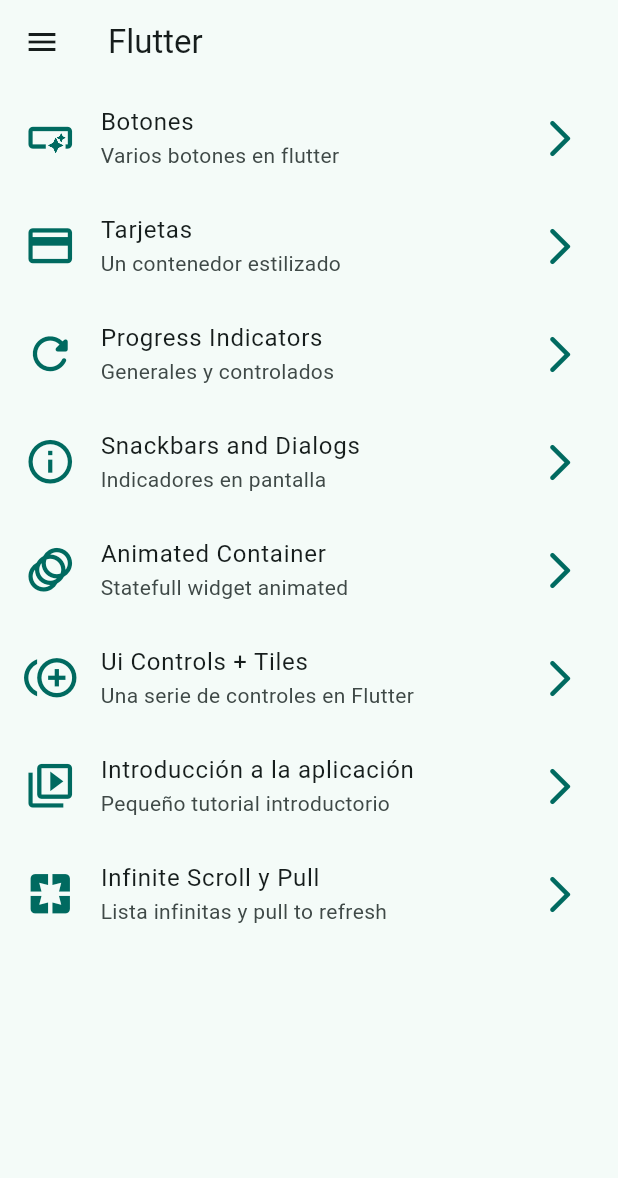
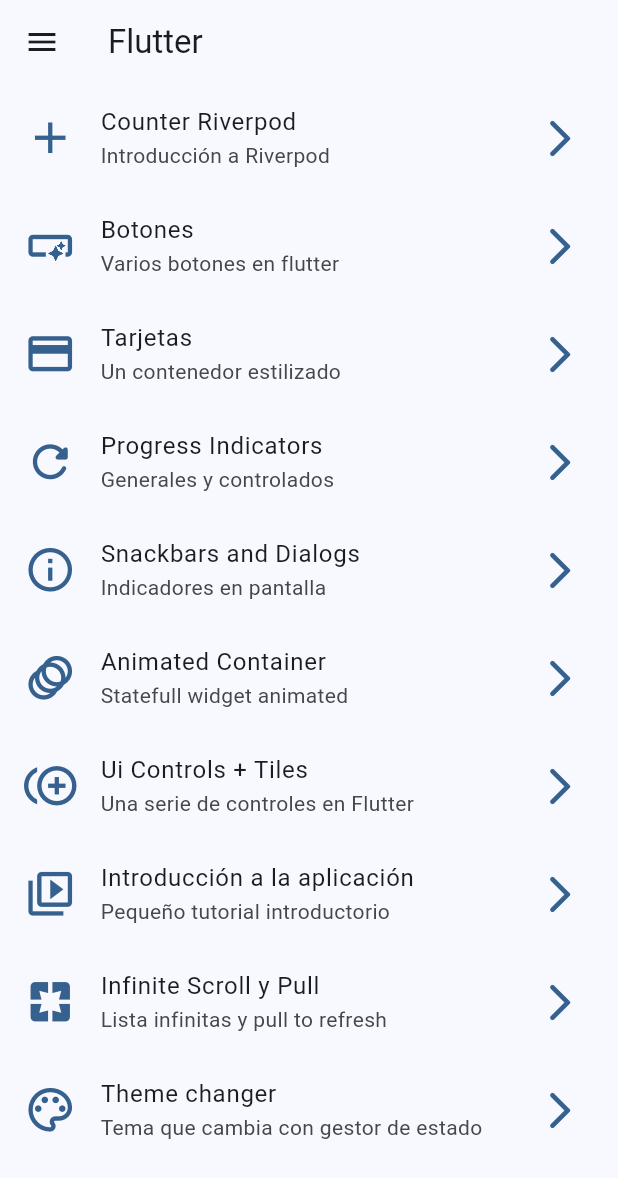
Before and after one commit to logojo/widget_app, a Flutter app: the screen it shows after launch, on a phone screen of 412 x 824 dp. Shown: the top 1178 px of the screen. Run offline on Flutter 3.47's test engine with Material 3 defaults, Android fonts, the phone set to English and light mode, and no system bars; our stand-ins replace animate_do, flutter_riverpod, go_router.

Commit message:
Utilizacion de provider con riverpod

```diff
--- a/lib/config/menu/menu_item.dart
+++ b/lib/config/menu/menu_item.dart
@@ -14,6 +14,11 @@ class MenuItem {
 }
 
 const appMenuItems = <MenuItem>[
+  MenuItem(
+      title: 'Counter Riverpod',
+      subtitle: 'Introducción a Riverpod',
+      link: '/counter',
+      icon: Icons.add),
   MenuItem(
       title: 'Botones',
       subtitle: 'Varios botones en flutter',
@@ -54,4 +59,9 @@ const appMenuItems = <MenuItem>[
       subtitle: 'Lista infinitas y pull to refresh',
       link: '/infinite',
       icon: Icons.pages),
+  MenuItem(
+      title: 'Theme changer',
+      subtitle: 'Tema que cambia con gestor de estado',
+      link: '/theme-changer',
+      icon: Icons.color_lens_outlined),
 ];
--- a/lib/config/router/app_router.dart
+++ b/lib/config/router/app_router.dart
@@ -10,6 +10,11 @@ final appRouter = GoRouter(
       name: Home.name,
       path: '/',
       builder: (context, state) => const Home(),
+    ),
+    GoRoute(
+      name: Counter.name,
+      path: '/counter',
+      builder: (context, state) => const Counter(),
     ),
     GoRoute(
       name: Buttons.name,
@@ -51,5 +56,10 @@ final appRouter = GoRouter(
       path: '/ui',
       builder: (context, state) => const UiControls(),
     ),
+    GoRoute(
+      name: ThemeChanger.name,
+      path: '/theme-changer',
+      builder: (context, state) => const ThemeChanger(),
+    ),
   ],
 );
--- a/lib/config/theme/app_theme.dart
+++ b/lib/config/theme/app_theme.dart
@@ -13,13 +13,15 @@ const colors = <Color>[
 
 class AppTheme {
   final int seletedColor;
+  final bool darkMode;
 
-  AppTheme({this.seletedColor = 0})
+  AppTheme({this.seletedColor = 0, this.darkMode = false})
       : assert(seletedColor >= 0, 'Selected color must be greater than 0 '),
         assert(seletedColor < colors.length,
             'Selected color must be less or equal then ${colors.length - 1}');
 
   ThemeData getTheme() => ThemeData(
+      brightness: darkMode ? Brightness.dark : Brightness.light,
       colorSchemeSeed: colors[seletedColor],
       appBarTheme: const AppBarTheme(
         centerTitle: false,
--- a/lib/main.dart
+++ b/lib/main.dart
@@ -1,22 +1,29 @@
 import 'package:flutter/material.dart';
+import 'package:flutter_riverpod/flutter_riverpod.dart';
 import 'package:widget_app/config/router/app_router.dart';
 import 'package:widget_app/config/theme/app_theme.dart';
+import 'package:widget_app/presentation/providers/theme_provider.dart';
 
 void main() {
-  runApp(const MainApp());
+  //con ProviderScope importo riverpod paquete para manejo de estados al inicio de la aplicacion
+  runApp(const ProviderScope(child: MainApp()));
 }
 
-class MainApp extends StatelessWidget {
+class MainApp extends ConsumerWidget {
   const MainApp({super.key});
 
   @override
-  Widget build(BuildContext context) {
+  Widget build(BuildContext context, WidgetRef ref) {
+    final bool darkMode = ref.watch(darkModeProvider);
+    final int seletedColor = ref.watch(selectedColorProvider);
+
     return MaterialApp.router(
       title: 'Flutter widget',
       //extrallendo rutas desde un archivo independiente
       routerConfig: appRouter,
       debugShowCheckedModeBanner: false,
-      theme: AppTheme(seletedColor: 2).getTheme(),
+      theme:
+          AppTheme(seletedColor: seletedColor, darkMode: darkMode).getTheme(),
     );
   }
 }
--- /dev/null
+++ b/lib/presentation/providers/counter_provider.dart
@@ -0,0 +1,5 @@
+import 'package:flutter_riverpod/flutter_riverpod.dart';
+
+// StateProvider es un provedor de estado
+//es una pequeña pieza de información de estado de nuestra aplicación
+final counterProvider = StateProvider((ref) => 5);
--- /dev/null
+++ b/lib/presentation/providers/theme_provider.dart
@@ -0,0 +1,9 @@
+import 'package:flutter_riverpod/flutter_riverpod.dart';
+import 'package:widget_app/config/theme/app_theme.dart';
+
+final darkModeProvider = StateProvider((ref) => false);
+
+final selectedColorProvider = StateProvider((ref) => 0);
+
+//Listado de colores inmutable
+final colorsProvider = Provider((ref) => colors);
--- /dev/null
+++ b/lib/presentation/screens/counter/counter.dart
@@ -0,0 +1,51 @@
+import 'package:flutter/material.dart';
+import 'package:flutter_riverpod/flutter_riverpod.dart';
+import 'package:widget_app/presentation/providers/counter_provider.dart';
+import 'package:widget_app/presentation/providers/theme_provider.dart';
+
+// Couter extiende de ConsumerWidget
+//ConsumerWidget  es sun tipo de widget proveido por Riverpod
+//para poder tener acceso al provider y cambios de estado
+class Counter extends ConsumerWidget {
+  static const name = 'counter';
+  const Counter({super.key});
+
+  @override
+  Widget build(BuildContext context, WidgetRef ref) {
+    //obteniendo el valor del provider y se esta pendiente de los cambios
+    final int counter = ref.watch(counterProvider);
+    final bool modeDark = ref.watch(darkModeProvider);
+
+    return Scaffold(
+        appBar: AppBar(
+          title: const Text('Counter Riverpod'),
+          actions: [
+            IconButton(
+                onPressed: () {
+                  ref.read(darkModeProvider.notifier).update((state) => !state);
+                },
+                icon: Icon(modeDark
+                    ? Icons.dark_mode_outlined
+                    : Icons.light_mode_outlined))
+          ],
+        ),
+        body: Center(
+          child: Text(
+            'Valor: $counter',
+            style: Theme.of(context).textTheme.titleLarge,
+          ),
+        ),
+        floatingActionButton: FloatingActionButton(
+          child: const Icon(Icons.add),
+          onPressed: () {
+            //leyendo el provider y cambiando el estado de su valor
+            ref.read(counterProvider.notifier).state++;
+
+            //otra forma
+            /*
+              * ref.read(counterProvider.notifier).update((state) => state + 1);
+            */
+          },
+        ));
+  }
+}
--- a/lib/presentation/screens/screens.dart
+++ b/lib/presentation/screens/screens.dart
@@ -2,9 +2,11 @@ export 'package:flutter/material.dart';
 export 'package:widget_app/presentation/screens/animated/animated.dart';
 export 'package:widget_app/presentation/screens/app_tutorial/app_tutorial.dart';
 export 'package:widget_app/presentation/screens/butttons/buttons.dart';
+export 'package:widget_app/presentation/screens/counter/counter.dart';
 export 'package:widget_app/presentation/screens/home/home.dart';
 export 'package:widget_app/presentation/screens/infinite_scroll/infinite_scroll.dart';
 export 'package:widget_app/presentation/screens/progress/progress.dart';
 export 'package:widget_app/presentation/screens/sbackbar/snackbar_screen.dart';
 export 'package:widget_app/presentation/screens/tarjetas/cards.dart';
+export 'package:widget_app/presentation/screens/theme_changer/theme_changer.dart';
 export 'package:widget_app/presentation/screens/ui_controls/ui_controls.dart';
--- a/pubspec.yaml
+++ b/pubspec.yaml
@@ -10,6 +10,7 @@ dependencies:
   animate_do: ^3.3.4
   flutter:
     sdk: flutter
+  flutter_riverpod: ^2.5.1
   go_router: ^14.2.1
 
 dev_dependencies:
```
Also changed, not shown: lib/presentation/screens/theme_changer/theme_changer.dart (added, +60 -0 lines), pubspec.lock.
